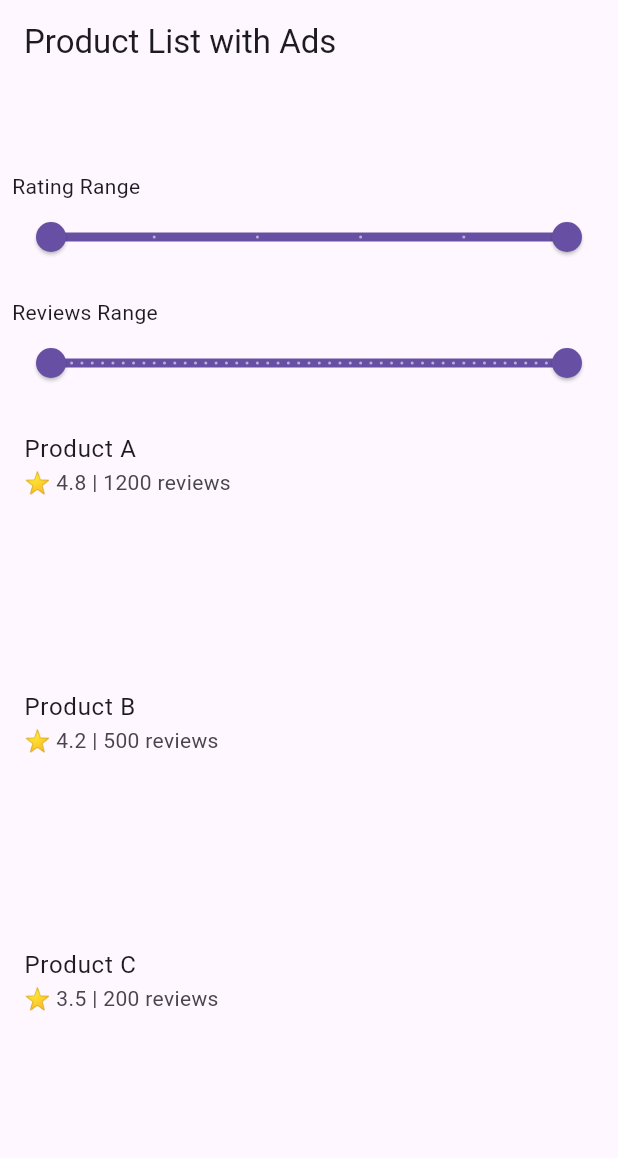
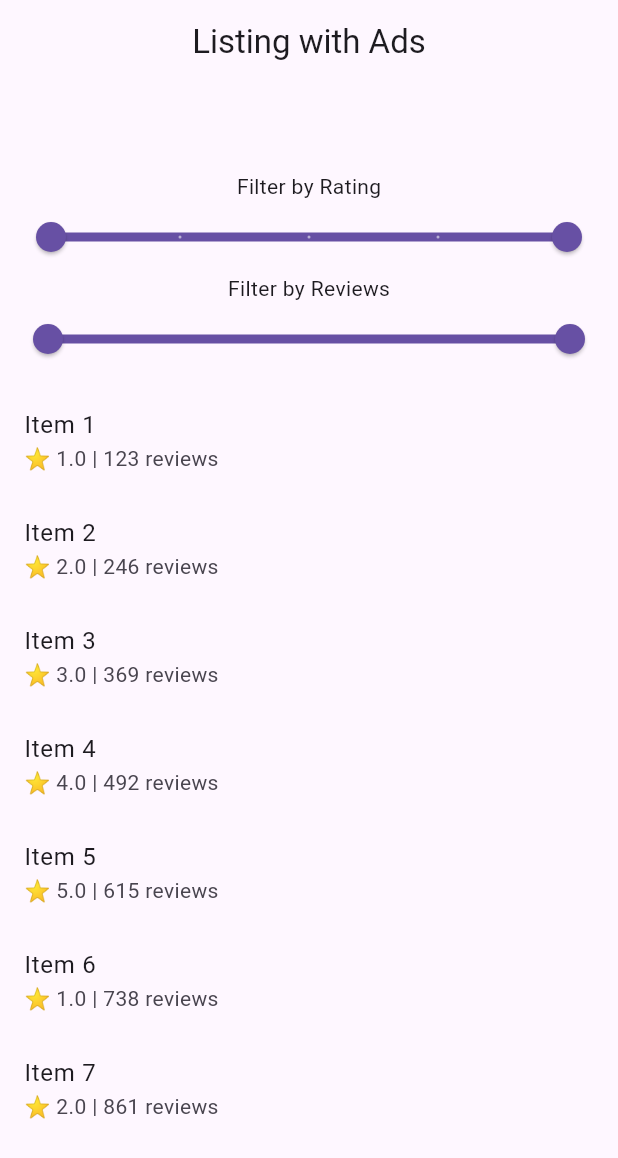
Before and after one commit to dannycawan/hvac_in_fort_worth, a Flutter app: the screen it shows after launch, on a phone screen of 412 x 824 dp. Shown: the top 1158 px of the screen. Run offline on Flutter 3.47's test engine with Material 3 defaults, Android fonts, the light colour scheme and no system bars; drawn by our look-alikes of google_mobile_ads; network calls fail.

Commit message:
Update main.dart

```diff
--- a/lib/main.dart
+++ b/lib/main.dart
@@ -1,6 +1,5 @@
 import 'package:flutter/material.dart';
 import 'package:google_mobile_ads/google_mobile_ads.dart';
-import 'dart:async';
 
 void main() async {
   WidgetsFlutterBinding.ensureInitialized();
@@ -14,8 +13,10 @@ class MyApp extends StatelessWidget {
   @override
   Widget build(BuildContext context) {
     return MaterialApp(
+      title: 'Listing with Ads',
+      theme: ThemeData(primarySwatch: Colors.green),
+      home: const HomePage(),
       debugShowCheckedModeBanner: false,
-      home: const HomePage(),
     );
   }
 }
@@ -29,226 +30,229 @@ class HomePage extends StatefulWidget {
 
 class _HomePageState extends State<HomePage> {
   // Ads
-  BannerAd? _topBanner;
-  BannerAd? _bottomBanner;
-  InterstitialAd? _interstitialAd;
-  AppOpenAd? _appOpenAd;
-  int _clickCount = 0;
+  BannerAd? topBannerAd;
+  BannerAd? bottomBannerAd;
+  InterstitialAd? interstitialAd;
+  AppOpenAd? appOpenAd;
+  NativeAd? nativeAd;
+  bool isNativeAdLoaded = false;
 
-  // Filter values
-  double minRating = 0;
+  int clickCount = 0;
+
+  // Example data
+  List<Map<String, dynamic>> items = List.generate(
+    30,
+    (i) => {
+      "title": "Item ${i + 1}",
+      "rating": (i % 5 + 1).toDouble(),
+      "reviews": (i + 1) * 123,
+    },
+  );
+
+  double minRating = 1;
   double maxRating = 5;
-  int minReviews = 0;
-  int maxReviews = 1000000; // sangat besar biar unlimited
-
-  // Sample data
-  final List<Map<String, dynamic>> items = [
-    {"title": "Product A", "rating": 4.8, "reviews": 1200},
-    {"title": "Product B", "rating": 4.2, "reviews": 500},
-    {"title": "Product C", "rating": 3.5, "reviews": 200},
-    {"title": "Product D", "rating": 5.0, "reviews": 2500},
-    {"title": "Product E", "rating": 4.0, "reviews": 100},
-  ];
+  double minReviews = 0;
+  double maxReviews = 1000;
 
   @override
   void initState() {
     super.initState();
-    _loadTopBanner();
-    _loadBottomBanner();
-    _loadInterstitial();
-    _loadAppOpen();
+    _loadBannerAds();
+    _loadInterstitialAd();
+    _loadAppOpenAd();
+    _loadNativeAd();
+
+    // delay show app open ad once
+    Future.delayed(const Duration(seconds: 3), () {
+      appOpenAd?.show();
+      appOpenAd = null;
+    });
+
+    // set dynamic max reviews
+    final maxFromData = items.map((e) => e["reviews"] as int).reduce((a, b) => a > b ? a : b);
+    setState(() {
+      maxReviews = maxFromData.toDouble();
+    });
   }
 
-  void _loadTopBanner() {
-    _topBanner = BannerAd(
+  void _loadBannerAds() {
+    topBannerAd = BannerAd(
       adUnitId: "ca-app-pub-6721734106426198/5259469376",
+      size: AdSize.banner,
       request: const AdRequest(),
+      listener: const BannerAdListener(),
+    )..load();
+
+    bottomBannerAd = BannerAd(
+      adUnitId: "ca-app-pub-6721734106426198/5259469376",
       size: AdSize.banner,
+      request: const AdRequest(),
       listener: const BannerAdListener(),
     )..load();
   }
 
-  void _loadBottomBanner() {
-    _bottomBanner = BannerAd(
-      adUnitId: "ca-app-pub-6721734106426198/5259469376",
-      request: const AdRequest(),
-      size: AdSize.banner,
-      listener: const BannerAdListener(),
-    )..load();
-  }
-
-  void _loadInterstitial() {
+  void _loadInterstitialAd() {
     InterstitialAd.load(
       adUnitId: "ca-app-pub-6721734106426198/7710531994",
       request: const AdRequest(),
       adLoadCallback: InterstitialAdLoadCallback(
-        onAdLoaded: (ad) => _interstitialAd = ad,
-        onAdFailedToLoad: (error) => _interstitialAd = null,
+        onAdLoaded: (ad) => interstitialAd = ad,
+        onAdFailedToLoad: (err) => interstitialAd = null,
       ),
     );
   }
 
-  void _loadAppOpen() {
+  void _showInterstitialAd() {
+    if (interstitialAd != null) {
+      interstitialAd!.show();
+      interstitialAd = null;
+      _loadInterstitialAd();
+    }
+  }
+
+  void _loadAppOpenAd() {
     AppOpenAd.load(
       adUnitId: "ca-app-pub-6721734106426198/2181490258",
       request: const AdRequest(),
       adLoadCallback: AppOpenAdLoadCallback(
-        onAdLoaded: (ad) {
-          _appOpenAd = ad;
-          Future.delayed(const Duration(seconds: 3), () {
-            _appOpenAd?.show();
-            _appOpenAd = null;
-          });
-        },
-        onAdFailedToLoad: (error) => _appOpenAd = null,
+        onAdLoaded: (ad) => appOpenAd = ad,
+        onAdFailedToLoad: (err) => appOpenAd = null,
       ),
     );
   }
 
-  void _onItemClick(String title) {
-    setState(() => _clickCount++);
-    if (_clickCount % 3 == 0 && _interstitialAd != null) {
-      _interstitialAd!.show();
-      _loadInterstitial();
-    }
-    ScaffoldMessenger.of(context).showSnackBar(
-      SnackBar(content: Text("Clicked $title")),
-    );
+  void _loadNativeAd() {
+    nativeAd = NativeAd(
+      adUnitId: "ca-app-pub-6721734106426198/6120735266",
+      factoryId: "listTile", // harus daftarkan di Android native factory
+      request: const AdRequest(),
+      listener: NativeAdListener(
+        onAdLoaded: (ad) {
+          setState(() => isNativeAdLoaded = true);
+        },
+        onAdFailedToLoad: (ad, error) {
+          ad.dispose();
+          setState(() => isNativeAdLoaded = false);
+        },
+      ),
+    )..load();
   }
 
-  List<Map<String, dynamic>> _getFilteredItems() {
-    List<Map<String, dynamic>> filtered = items.where((item) {
-      final rating = item["rating"] as double;
-      final reviews = item["reviews"] as int;
-      return rating >= minRating &&
-          rating <= maxRating &&
-          reviews >= minReviews &&
-          reviews <= maxReviews;
-    }).toList();
-
-    // Jika filter aktif → sort by rating & reviews desc
-    if (!(minRating == 0 && maxRating == 5 && minReviews == 0 && maxReviews >= 1000000)) {
-      filtered.sort((a, b) {
-        if (b["rating"].compareTo(a["rating"]) != 0) {
-          return b["rating"].compareTo(a["rating"]);
-        }
-        return b["reviews"].compareTo(a["reviews"]);
-      });
-    }
-    return filtered;
+  @override
+  void dispose() {
+    topBannerAd?.dispose();
+    bottomBannerAd?.dispose();
+    interstitialAd?.dispose();
+    appOpenAd?.dispose();
+    nativeAd?.dispose();
+    super.dispose();
   }
 
   @override
   Widget build(BuildContext context) {
-    final filteredItems = _getFilteredItems();
+    final filteredItems = items.where((item) {
+      return item["rating"] >= minRating &&
+          item["rating"] <= maxRating &&
+          item["reviews"] >= minReviews &&
+          item["reviews"] <= maxReviews;
+    }).toList();
 
     return Scaffold(
-      appBar: AppBar(title: const Text("Product List with Ads")),
+      appBar: AppBar(
+        title: const Text("Listing with Ads"),
+        centerTitle: true,
+      ),
       body: Column(
         children: [
-          if (_topBanner != null)
+          if (topBannerAd != null)
             SizedBox(
-              height: _topBanner!.size.height.toDouble(),
-              width: _topBanner!.size.width.toDouble(),
-              child: AdWidget(ad: _topBanner!),
+              height: topBannerAd!.size.height.toDouble(),
+              width: topBannerAd!.size.width.toDouble(),
+              child: AdWidget(ad: topBannerAd!),
             ),
-          Padding(
-            padding: const EdgeInsets.all(8.0),
-            child: Row(
-              children: [
-                // Rating range
-                Expanded(
-                  child: Column(
-                    crossAxisAlignment: CrossAxisAlignment.start,
-                    children: [
-                      const Text("Rating Range"),
-                      RangeSlider(
-                        values: RangeValues(minRating, maxRating),
-                        min: 0,
-                        max: 5,
-                        divisions: 5,
-                        labels: RangeLabels("$minRating", "$maxRating"),
-                        onChanged: (values) {
-                          setState(() {
-                            minRating = values.start;
-                            maxRating = values.end;
-                          });
-                        },
-                      ),
-                    ],
-                  ),
-                ),
-              ],
-            ),
-          ),
-          Padding(
-            padding: const EdgeInsets.all(8.0),
-            child: Row(
-              children: [
-                // Reviews range
-                Expanded(
-                  child: Column(
-                    crossAxisAlignment: CrossAxisAlignment.start,
-                    children: [
-                      const Text("Reviews Range"),
-                      RangeSlider(
-                        values: RangeValues(
-                            minReviews.toDouble(), maxReviews.toDouble()),
-                        min: 0,
-                        max: 5000, // tampilan UI aja, logikanya unlimited
-                        divisions: 50,
-                        labels: RangeLabels("$minReviews", "$maxReviews"),
-                        onChanged: (values) {
-                          setState(() {
-                            minReviews = values.start.toInt();
-                            maxReviews = values.end.toInt();
-                          });
-                        },
-                      ),
-                    ],
-                  ),
-                ),
-              ],
-            ),
-          ),
+          _buildFilters(),
           Expanded(
             child: ListView.builder(
               itemCount: filteredItems.length,
               itemBuilder: (context, index) {
                 final item = filteredItems[index];
                 return Column(
+                  crossAxisAlignment: CrossAxisAlignment.start,
                   children: [
                     ListTile(
                       title: Text(item["title"]),
                       subtitle: Text(
-                          "⭐ ${item["rating"]} | ${item["reviews"]} reviews"),
-                      onTap: () => _onItemClick(item["title"]),
+                        "⭐ ${item["rating"]} | ${item["reviews"]} reviews",
+                      ),
+                      onTap: () {
+                        clickCount++;
+                        if (clickCount % 3 == 0) {
+                          _showInterstitialAd();
+                        }
+                      },
                     ),
-                    // Native ad setiap listing
-                    SizedBox(
-                      height: 100,
-                      child: AdWidget(
-                        ad: NativeAd(
-                          adUnitId: "ca-app-pub-6721734106426198/6120735266",
-                          request: const AdRequest(),
-                          factoryId: "listTile",
-                          listener: const NativeAdListener(),
-                        )..load(),
+                    if (isNativeAdLoaded && nativeAd != null)
+                      Container(
+                        margin: const EdgeInsets.symmetric(vertical: 4),
+                        height: 100,
+                        child: AdWidget(ad: nativeAd!),
                       ),
-                    ),
                   ],
                 );
               },
             ),
           ),
-          if (_bottomBanner != null)
+          if (bottomBannerAd != null)
             SizedBox(
-              height: _bottomBanner!.size.height.toDouble(),
-              width: _bottomBanner!.size.width.toDouble(),
-              child: AdWidget(ad: _bottomBanner!),
+              height: bottomBannerAd!.size.height.toDouble(),
+              width: bottomBannerAd!.size.width.toDouble(),
+              child: AdWidget(ad: bottomBannerAd!),
             ),
         ],
       ),
     );
   }
+
+  Widget _buildFilters() {
+    return Padding(
+      padding: const EdgeInsets.all(8.0),
+      child: Column(
+        children: [
+          const Text("Filter by Rating"),
+          RangeSlider(
+            values: RangeValues(minRating, maxRating),
+            min: 1,
+            max: 5,
+            divisions: 4,
+            labels: RangeLabels(
+              minRating.toString(),
+              maxRating.toString(),
+            ),
+            onChanged: (values) {
+              setState(() {
+                minRating = values.start;
+                maxRating = values.end;
+              });
+            },
+          ),
+          const Text("Filter by Reviews"),
+          RangeSlider(
+            values: RangeValues(minReviews, maxReviews),
+            min: 0,
+            max: maxReviews,
+            labels: RangeLabels(
+              minReviews.toStringAsFixed(0),
+              maxReviews.toStringAsFixed(0),
+            ),
+            onChanged: (values) {
+              setState(() {
+                minReviews = values.start;
+                maxReviews = values.end;
+              });
+            },
+          ),
+        ],
+      ),
+    );
+  }
 }
```
